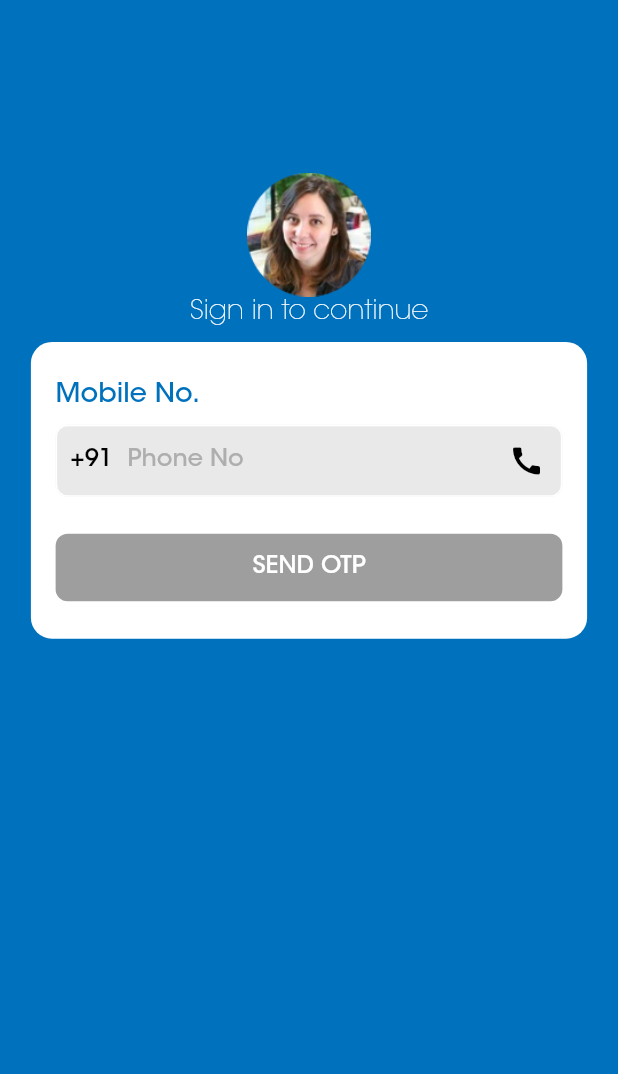
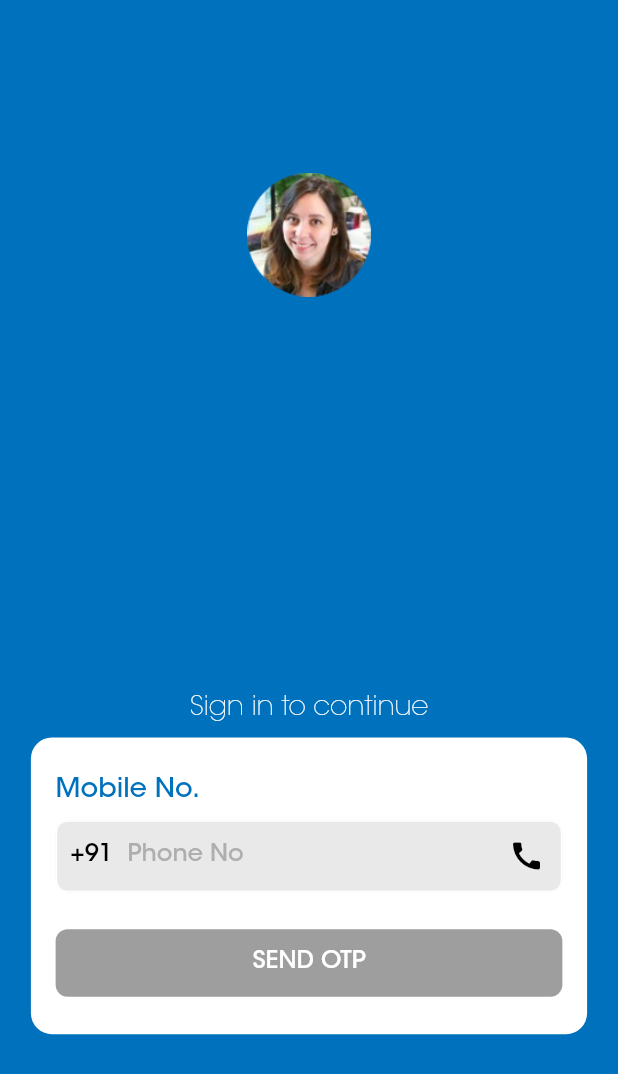
Before and after one commit to sunnysingh1209/dream, a Flutter app: the screen it shows after launch, on a phone screen of 412 x 824 dp. Shown: the top 1074 px of the screen. Run offline on Flutter 3.47's test engine with Material 2 defaults, Android fonts, the phone set to English and light mode, and no system bars; our stand-ins replace bloc, cached_network_image, equatable, flutter_bloc, flutter_svg, fluttertoast and 2 more; missing offline and left inert: global_configuration; accounts and stored records are empty.

Commit message:
Modify login Form

```diff
--- a/lib/pages/login/view/login_form.dart
+++ b/lib/pages/login/view/login_form.dart
@@ -47,6 +47,9 @@ class _LoginFormState extends State<LoginForm> {
                             height: config.AppConfig(context).appHeight(10),
                             width: config.AppConfig(context).appWidth(40),
                           ),
+                          SizedBox(
+                            height: config.AppConfig(context).appHeight(32.0),
+                          ),
                           Text(
                             'Sign in to continue',
                             style: TextStyle(
@@ -54,9 +57,9 @@ class _LoginFormState extends State<LoginForm> {
                                 fontSize: 18,
                                 fontWeight: config.FontFamily().book),
                             textAlign: TextAlign.center,
-                          ), SizedBox(
-                            height: config.AppConfig(context)
-                                .appHeight(1.0),
+                          ),
+                          SizedBox(
+                            height: config.AppConfig(context).appHeight(1.0),
                           ),
                           Container(
                             height: config.AppConfig(context).appHeight(24),
```
